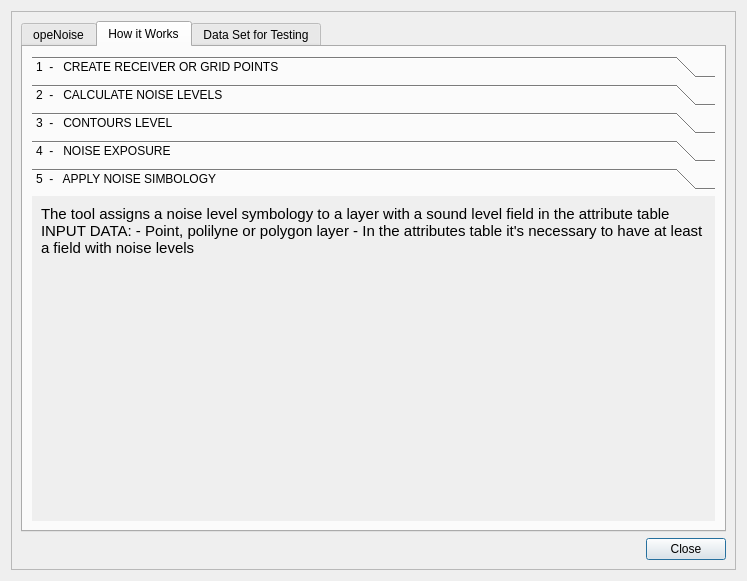
Before: the Qt Designer form tools/ui_Helps.ui in pierluigiderosa/openoise, drawn with Qt 5.
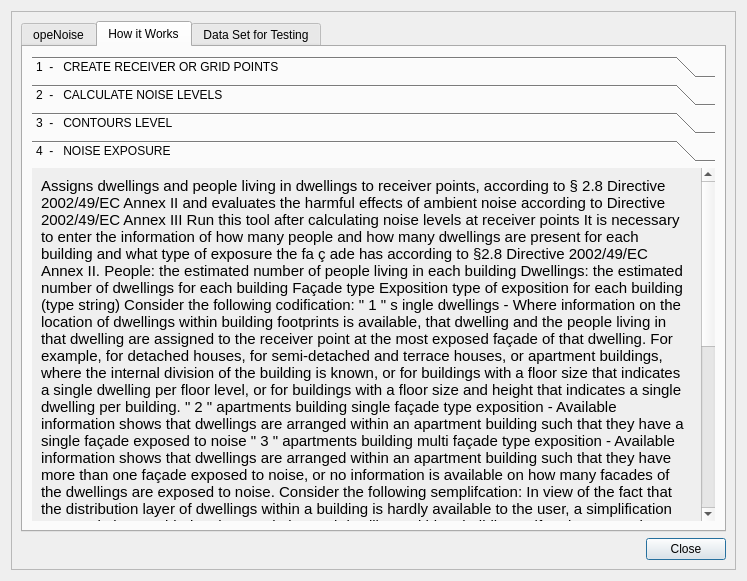
After: the same form once the commit is applied. The open tabs and pages were chosen to show the change.

```diff
--- a/tools/ui_Helps.ui
+++ b/tools/ui_Helps.ui
@@ -274,8 +274,8 @@
                <rect>
                 <x>0</x>
                 <y>0</y>
-                <width>154</width>
-                <height>6878</height>
+                <width>631</width>
+                <height>2058</height>
                </rect>
               </property>
               <attribute name="label">
@@ -305,42 +305,6 @@
                </item>
               </layout>
              </widget>
-             <widget class="QWidget" name="page_3">
-              <property name="geometry">
-               <rect>
-                <x>0</x>
-                <y>0</y>
-                <width>117</width>
-                <height>618</height>
-               </rect>
-              </property>
-              <attribute name="label">
-               <string>5  -   APPLY NOISE SIMBOLOGY</string>
-              </attribute>
-              <layout class="QVBoxLayout" name="verticalLayout_9">
-               <item>
-                <widget class="QLabel" name="label_6">
-                 <property name="font">
-                  <font>
-                   <pointsize>11</pointsize>
-                  </font>
-                 </property>
-                 <property name="text">
-                  <string>&lt;html&gt;&lt;head/&gt;&lt;body&gt;&lt;p align=&quot;justify&quot;&gt;&lt;span style=&quot; font-weight:600;&quot;&gt;The tool assigns a noise level symbology to a layer with a sound level field in the attribute table&lt;/span&gt;&lt;/p&gt;&lt;p align=&quot;justify&quot;&gt;&lt;br/&gt;&lt;span style=&quot; font-style:italic;&quot;&gt;INPUT DATA:&lt;/span&gt;&lt;/p&gt;&lt;p align=&quot;justify&quot;&gt;- Point, polilyne or polygon layer - In the attributes table it's necessary to have at least a field with noise levels&lt;/p&gt;&lt;/body&gt;&lt;/html&gt;</string>
-                 </property>
-                 <property name="alignment">
-                  <set>Qt::AlignLeading|Qt::AlignLeft|Qt::AlignTop</set>
-                 </property>
-                 <property name="wordWrap">
-                  <bool>true</bool>
-                 </property>
-                 <property name="textInteractionFlags">
-                  <set>Qt::LinksAccessibleByMouse|Qt::TextSelectableByMouse</set>
-                 </property>
-                </widget>
-               </item>
-              </layout>
-             </widget>
             </widget>
            </item>
           </layout>
```
Left out of the diff: 8 changed lines with no effect on the pictures.
